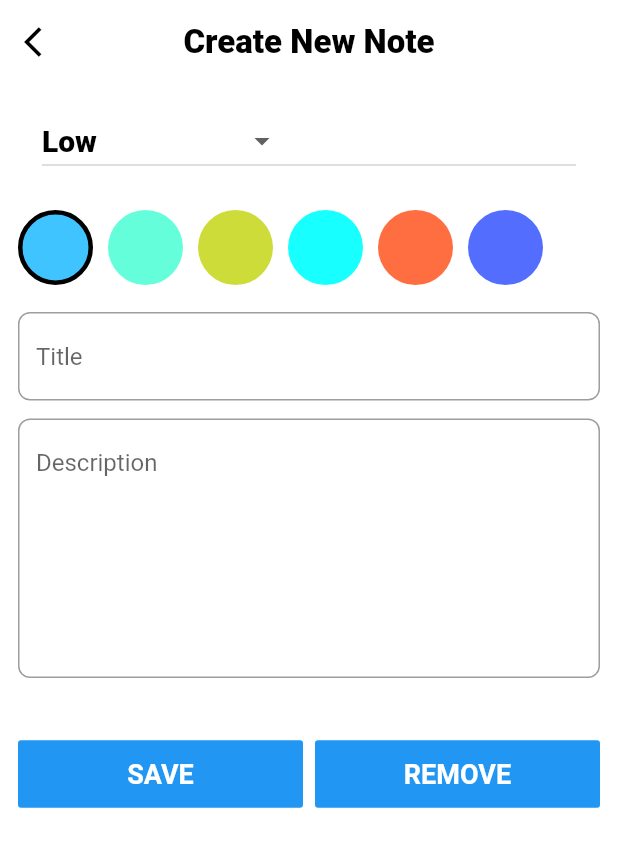
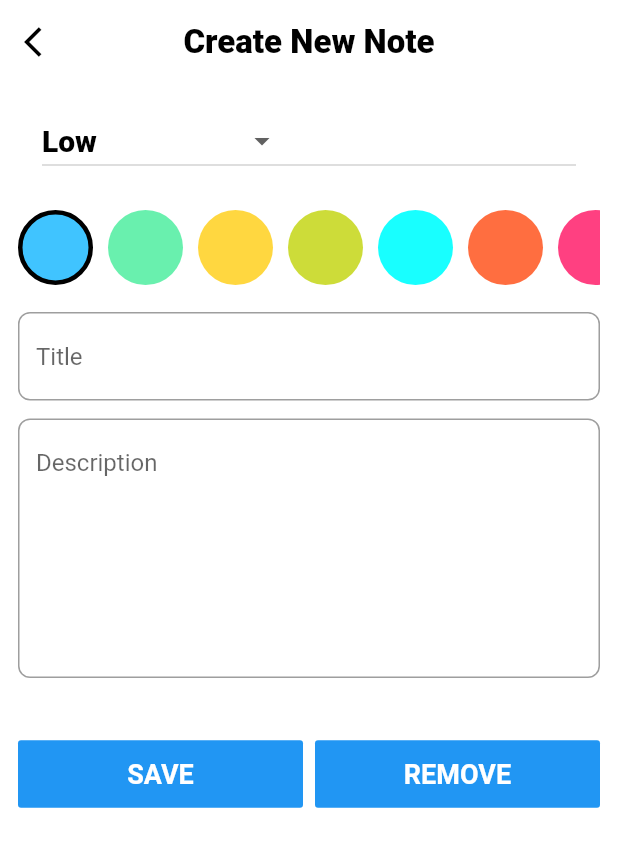
Before and after one commit to KasarAkash/Note-Keeper-App, a Flutter app: the NoteDetailScreen screen opened directly, on a phone screen of 412 x 824 dp. Shown: the top 847 px of the screen. Run offline on Flutter 3.47's test engine with Material 2 defaults, Android fonts, the phone set to English and light mode, and no system bars; our stand-ins replace hive, hive_flutter; accounts and stored records are empty; generated files the repository leaves out were written again.

Commit message:
solved all bugs

```diff
--- a/lib/models/note_model.dart
+++ b/lib/models/note_model.dart
@@ -5,19 +5,19 @@ part 'note_model.g.dart';
 @HiveType(typeId: 1)
 class Note {
   @HiveField(1)
-  final String title;
+  String title;
 
   @HiveField(2)
-  final String description;
+  String description;
 
   @HiveField(3)
   final String date;
 
   @HiveField(4)
-  final String priority;
+  String priority;
 
   @HiveField(5)
-  final int color;
+  int color;
 
   Note({
     this.title,
--- a/lib/screens/note.detail.dart
+++ b/lib/screens/note.detail.dart
@@ -24,24 +24,31 @@ class NoteDetailScreen extends StatefulWidget {
 
 class _NoteDetailScreenState extends State<NoteDetailScreen> {
   String priority = "Low";
-  TextEditingController titleText = TextEditingController();
-  TextEditingController descriptionText = TextEditingController();
+
+  TextEditingController titleText;
+  TextEditingController descriptionText;
+
   int selectedIndex = 0;
 
   Box<Note> box;
 
   @override
   void initState() {
+    super.initState();
+
     box = Hive.box<Note>(boxName);
-    super.initState();
+    titleText = TextEditingController(text: widget.note.title ?? "");
+    descriptionText =
+        TextEditingController(text: widget.note.description ?? "");
   }
 
   @override
   Widget build(BuildContext context) {
     if (widget.id != null) {
       widget.note = box.get(widget.id);
-      titleText.text = widget.note.title;
-      descriptionText.text = widget.note.description;
+
+      priority = widget.note.priority;
+      selectedIndex = widget.note.color;
     }
     return Scaffold(
       appBar: AppBar(
@@ -77,7 +84,11 @@ class _NoteDetailScreenState extends State<NoteDetailScreen> {
                   }).toList(),
                   onChanged: (String value) {
                     setState(() {
+                      if (widget.note.priority == null) {
                         priority = value;
+                      } else {
+                        widget.note.priority = value;
+                      }
                     });
                   },
                   value: priority,
@@ -85,7 +96,11 @@ class _NoteDetailScreenState extends State<NoteDetailScreen> {
               ),
             ),
             SizedBox(height: 18),
-            Row(
+            SizedBox(
+              height: 50,
+              child: ListView(
+                physics: BouncingScrollPhysics(),
+                scrollDirection: Axis.horizontal,
                 children: <Widget>[
                   CircleDot(
                     color: Colors.lightBlueAccent,
@@ -95,41 +110,56 @@ class _NoteDetailScreenState extends State<NoteDetailScreen> {
                     },
                   ),
                   CircleDot(
-                  color: Colors.tealAccent,
+                    color: Colors.greenAccent,
                     isSelected: selectedIndex == 1,
                     onTap: () {
                       onTapFunc(1);
                     },
                   ),
                   CircleDot(
-                  color: Colors.lime,
+                    color: Colors.amberAccent,
                     isSelected: selectedIndex == 2,
                     onTap: () {
                       onTapFunc(2);
                     },
                   ),
                   CircleDot(
-                  color: Colors.cyanAccent,
+                    color: Colors.lime,
                     isSelected: selectedIndex == 3,
                     onTap: () {
                       onTapFunc(3);
                     },
                   ),
                   CircleDot(
-                  color: Colors.deepOrangeAccent,
+                    color: Colors.cyanAccent,
                     isSelected: selectedIndex == 4,
                     onTap: () {
                       onTapFunc(4);
                     },
                   ),
                   CircleDot(
-                  color: Colors.indigoAccent,
+                    color: Colors.deepOrangeAccent[200],
                     isSelected: selectedIndex == 5,
                     onTap: () {
                       onTapFunc(5);
                     },
                   ),
+                  CircleDot(
+                    color: Colors.pinkAccent,
+                    isSelected: selectedIndex == 6,
+                    onTap: () {
+                      onTapFunc(6);
+                    },
+                  ),
+                  CircleDot(
+                    color: Colors.purpleAccent,
+                    isSelected: selectedIndex == 7,
+                    onTap: () {
+                      onTapFunc(7);
+                    },
+                  ),
                 ],
+              ),
             ),
             SizedBox(height: 18),
             TextField(
@@ -170,9 +200,13 @@ class _NoteDetailScreenState extends State<NoteDetailScreen> {
                     onPressed: () {
                       Note value = Note(
                         title: titleText.text,
+
                         description: descriptionText.text,
+
                         priority: priority,
+
                         color: selectedIndex,
+                        //don't touch
                         date: DateFormat.yMMMd().format(DateTime.now()),
                       );
 
@@ -215,6 +249,7 @@ class _NoteDetailScreenState extends State<NoteDetailScreen> {
   onTapFunc(int index) {
     setState(() {
       selectedIndex = index;
+      widget.note.color = selectedIndex;
     });
   }
 }
```
Also changed, not shown: lib/widgets/NoteTile.dart (+17 -11 lines). Lines whose indentation alone changed are shown as unchanged.
